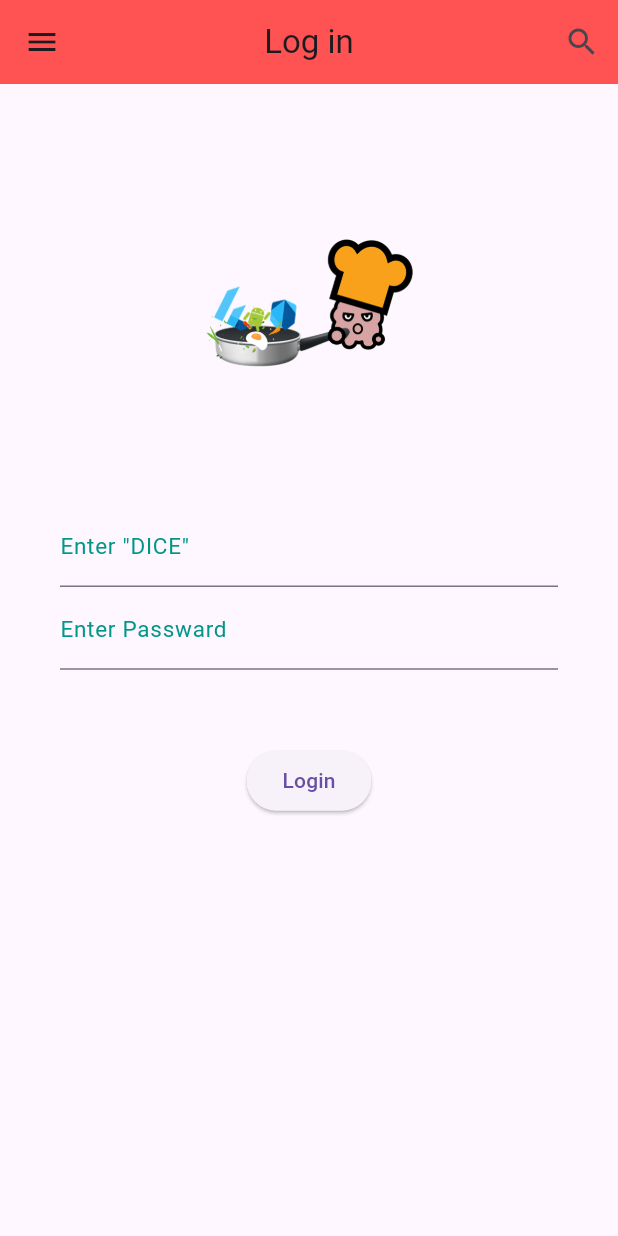
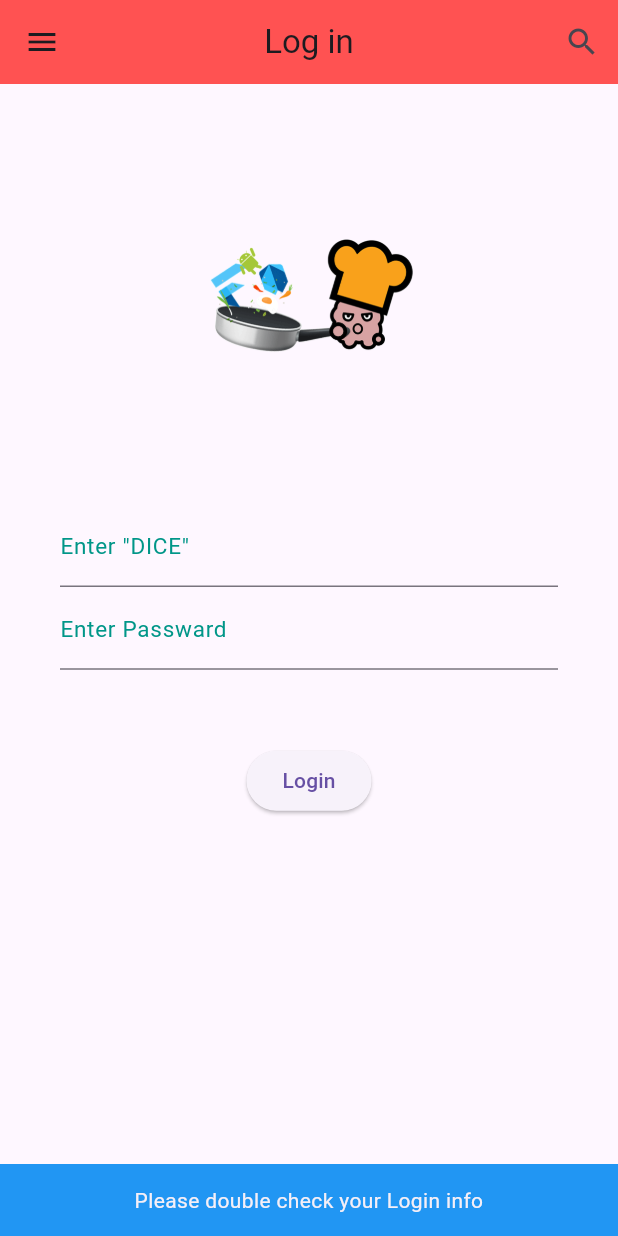
Before and after one commit to gogokgc/login_dice_flutter, a Flutter app: the screen it shows after launch, after a tap on "Login", on a phone screen of 412 x 824 dp. Run offline on Flutter 3.47's test engine with Material 3 defaults, Android fonts, the phone set to English and light mode, and no system bars.

Commit message:
gesture add dice.dart add

```diff
--- a/lib/main.dart
+++ b/lib/main.dart
@@ -1,4 +1,5 @@
 import 'package:flutter/material.dart';
+import 'dice.dart';
 
 void main() {
   runApp(MyApp());
@@ -15,7 +16,16 @@ class MyApp extends StatelessWidget {
   }
 }
 
-class LogIn extends StatelessWidget {
+class LogIn extends StatefulWidget {
+  @override
+  State<LogIn> createState() => _LogInState();
+}
+
+class _LogInState extends State<LogIn> {
+
+  TextEditingController controller = TextEditingController();
+  TextEditingController controller2 = TextEditingController();
+
   @override
   Widget build(BuildContext context) {
     return Scaffold(
@@ -28,7 +38,13 @@ class LogIn extends StatelessWidget {
           IconButton(icon: Icon(Icons.search), onPressed: () {})
         ],
       ),
-      body: SingleChildScrollView(
+      body: Builder(
+        builder: (context) {
+          return GestureDetector(
+            onTap: () {
+              FocusScope.of(context).unfocus();
+            },
+            child: SingleChildScrollView(
               child: Column(
                 children: <Widget>[
                   Padding(padding: EdgeInsets.only(top: 50)),
@@ -55,12 +71,14 @@ class LogIn extends StatelessWidget {
                             child: Column(
                               children: <Widget>[
                                 TextField(
+                                  controller: controller,
                                   decoration: InputDecoration(
                                       labelText: 'Enter "DICE"'
                                   ),
                                   keyboardType: TextInputType.emailAddress,
                                 ),
                                 TextField(
+                                  controller: controller2,
                                   decoration: InputDecoration(
                                       labelText: 'Enter Passward'
                                   ),
@@ -69,9 +87,24 @@ class LogIn extends StatelessWidget {
                                 ),
                                 Padding(padding: EdgeInsets.only(top: 50)),
                                 ButtonTheme(
-                              child: ElevatedButton (
+                                    child: ElevatedButton(
                                       onPressed: () {
-
+                                        if (controller.text == 'DICE' &&
+                                            controller2.text == '1234') {
+                                          Navigator.push(
+                                              context,
+                                              MaterialPageRoute(builder: (
+                                                  BuildContext context) => Dice())
+                                          );
+                                        } else if (controller.text == 'DICE' &&
+                                            controller2.text != '1234') {
+                                          showSnackBarPassward(context);
+                                        } else if (controller.text != 'DICE' &&
+                                            controller2.text == '1234') {
+                                          showSnackBarId(context);
+                                        } else {
+                                          showSnackBar(context);
+                                        }
                                       },
                                       child: Text('Login'),
                                     )
@@ -85,5 +118,47 @@ class LogIn extends StatelessWidget {
               ),
             ),
           );
+        },
+      ),
+    );
   }
 }
+
+void showSnackBar(BuildContext context) {
+  ScaffoldMessenger.of(context).showSnackBar(
+    SnackBar(content:
+      Text(
+        'Please double check your Login info',
+        textAlign: TextAlign.center,
+      ),
+      duration: Duration(seconds: 2),
+      backgroundColor: Colors.blue,
+    )
+  );
+}
+
+void showSnackBarId(BuildContext context) {
+  ScaffoldMessenger.of(context).showSnackBar(
+      SnackBar(content:
+      Text(
+        'Please double check your ID info',
+        textAlign: TextAlign.center,
+      ),
+        duration: Duration(seconds: 2),
+        backgroundColor: Colors.blue,
+      )
+  );
+}
+
+void showSnackBarPassward(BuildContext context) {
+  ScaffoldMessenger.of(context).showSnackBar(
+      SnackBar(content:
+      Text(
+        'Please double check your Passward info',
+        textAlign: TextAlign.center,
+      ),
+        duration: Duration(seconds: 2),
+        backgroundColor: Colors.blue,
+      )
+  );
+}
```
Also changed, not shown: lib/dice.dart (added, +17 -0 lines), 1 other file. Lines whose indentation alone changed are shown as unchanged.
